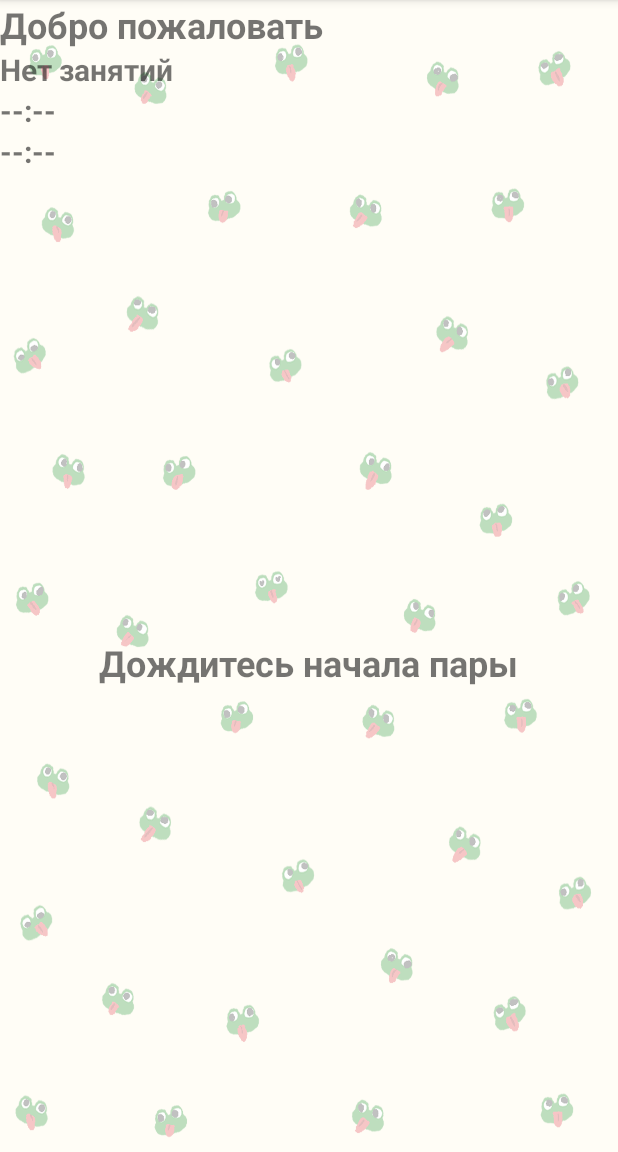
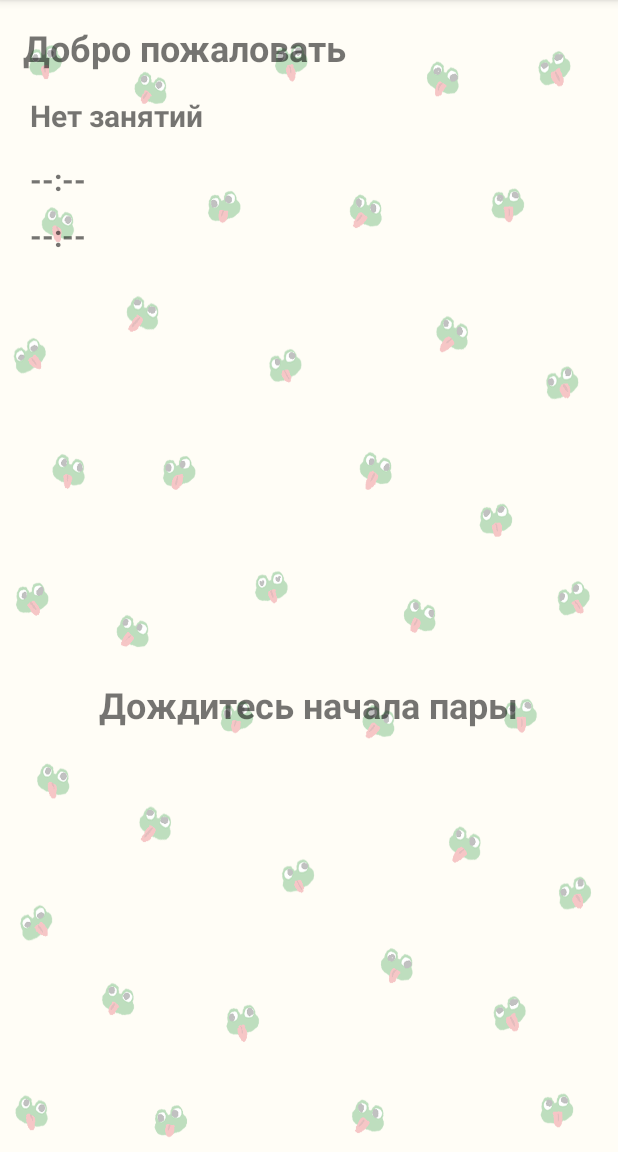
Before and after one commit to ALoNePoMaHTiK/NFC-Project, an Android app: the MainFragment screen opened through its navigation route, on a phone screen of 412 x 824 dp, the part 84-1236 px from its top. Run offline under Robolectric (Android 15) with nearby library versions, the phone set to English and light mode, and no system bars; our stand-ins replace data binding.

Commit message:
Add padding

```diff
--- a/app/src/main/res/layout/fragment_main.xml
+++ b/app/src/main/res/layout/fragment_main.xml
@@ -24,6 +24,7 @@
 
             <TextView
                 android:id="@+id/helloLabel"
+                android:padding="15dp"
                 android:layout_width="match_parent"
                 android:layout_height="wrap_content"
                 android:text="@string/helloText"
@@ -32,6 +33,7 @@
 
             <TextView
                 android:id="@+id/nameLesson"
+                android:paddingStart="20dp"
                 android:layout_width="match_parent"
                 android:layout_height="wrap_content"
                 android:text="@{jViewModel.nameLesson}"
@@ -40,6 +42,8 @@
 
             <TextView
                 android:id="@+id/timeStartLesson"
+                android:paddingTop="15dp"
+                android:paddingStart="20dp"
                 android:layout_width="match_parent"
                 android:layout_height="wrap_content"
                 android:text="@{jViewModel.timeStartLesson}"
@@ -48,6 +52,8 @@
 
             <TextView
                 android:id="@+id/timeEndtLesson"
+                android:paddingTop="10dp"
+                android:paddingStart="20dp"
                 android:layout_width="match_parent"
                 android:layout_height="wrap_content"
                 android:text="@{jViewModel.timeEndtLesson}"
```
